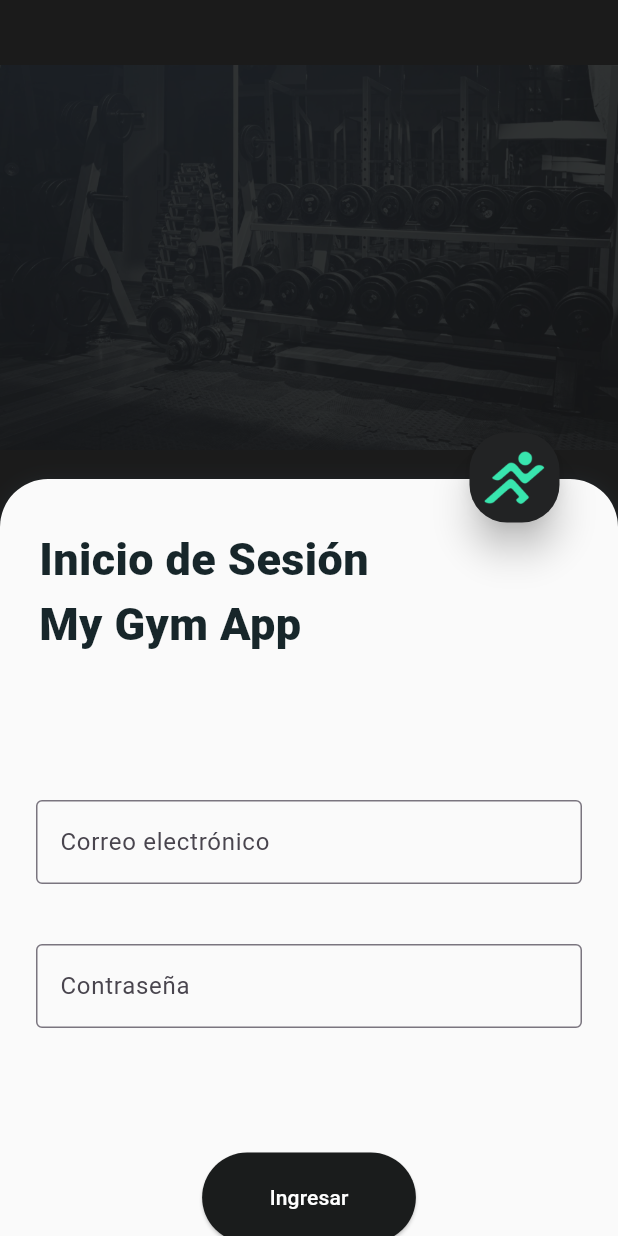
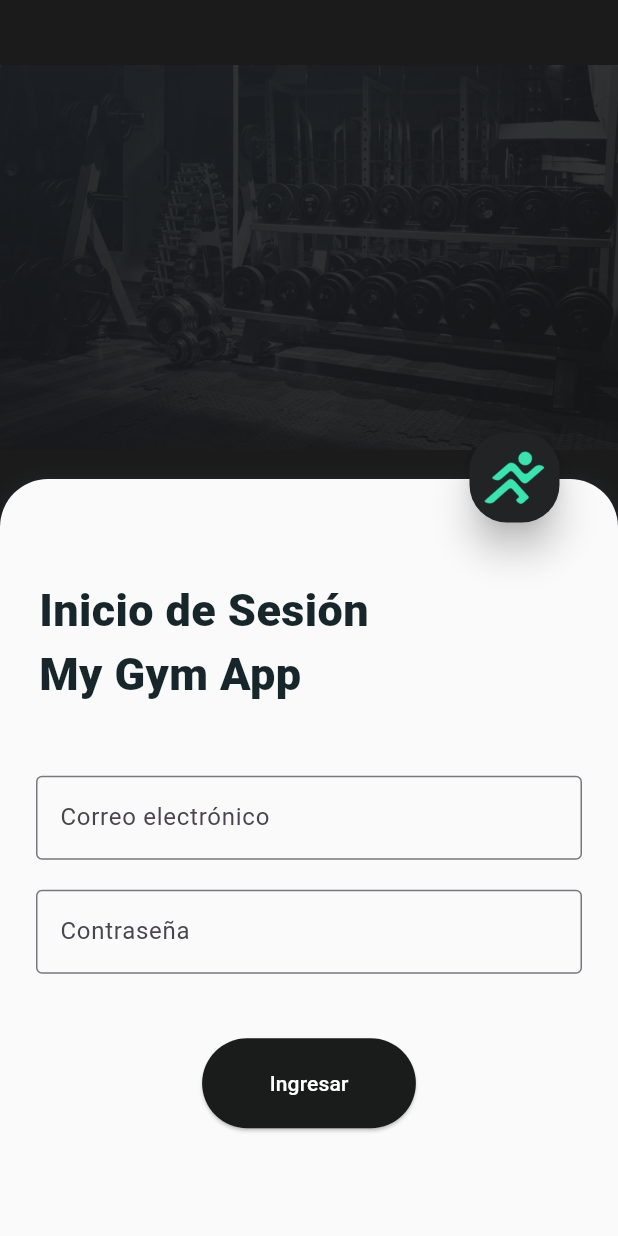
Before and after one commit to AndreyLeiton99/ProyectoGimnasioFrontend, a Flutter app: the LoginPage screen opened by its route, on a phone screen of 412 x 824 dp. Run offline on Flutter 3.47's test engine with Material 3 defaults, Android fonts, the phone set to English and light mode, and no system bars; our stand-ins replace flutter_dotenv, isar, qr_flutter; accounts and stored records are empty; generated files the repository leaves out were written again; network calls fail.

Commit message:
Adjusting to emulator

```diff
--- a/mygym_app/lib/pages/admin/admin_home.dart
+++ b/mygym_app/lib/pages/admin/admin_home.dart
@@ -9,14 +9,10 @@
 
 import '../../app_theme.dart';
 import '../../models/course_response/course_response.dart';
-import '../../models/user_response/course_model.dart';
 import '../../models/user_response/user_model.dart';
 import '../../providers/courses_provider.dart';
 import '../../providers/user_provider.dart';
-import '../../widgets/course_info_card.dart';
 import '../../widgets/title_view.dart';
-import '../client/courses_list_page.dart';
-import '../client/qr_client.dart';
 import 'students_list_page.dart';
 
 class AdminHome extends StatelessWidget {
--- a/mygym_app/lib/pages/admin/courses_complete_list_page.dart
+++ b/mygym_app/lib/pages/admin/courses_complete_list_page.dart
@@ -1,7 +1,6 @@
 import 'package:flutter/material.dart';
 import 'package:intl/intl.dart';
 import 'package:mygym_app/models/course_response/course_response.dart';
-import 'package:mygym_app/models/user_response/course_model.dart';
 import 'package:mygym_app/providers/courses_provider.dart';
 import 'package:provider/provider.dart';
 import '../../utils/getWeekday.dart';
--- a/mygym_app/lib/pages/admin/edit_course_page.dart
+++ b/mygym_app/lib/pages/admin/edit_course_page.dart
@@ -1,8 +1,6 @@
 import 'package:flutter/material.dart';
 import 'package:intl/intl.dart';
 import 'package:mygym_app/models/course_response/course_response.dart';
-import 'package:mygym_app/providers/courses_provider.dart';
-import 'package:provider/provider.dart';
 
 class EditCoursePage extends StatefulWidget {
   final CourseComplete course;
--- a/mygym_app/lib/pages/admin/students_list_page.dart
+++ b/mygym_app/lib/pages/admin/students_list_page.dart
@@ -1,6 +1,5 @@
 import 'package:flutter/material.dart';
 import '../../models/course_response/course_response.dart';
-import '../../models/user_response/course_model.dart';
 import '../../models/user_response/user_model.dart';
 
 class StudentsListPage extends StatefulWidget {
--- a/mygym_app/lib/pages/login_page.dart
+++ b/mygym_app/lib/pages/login_page.dart
@@ -149,7 +149,7 @@
                 crossAxisAlignment: CrossAxisAlignment.start,
                 children: <Widget>[
                   const Padding(
-                    padding: EdgeInsets.only(top: 32.0, left: 18, right: 16),
+                    padding: EdgeInsets.only(top: 20.0, left: 18, right: 16),
                     child: Text(
                       'Inicio de Sesión\nMy Gym App',
                       textAlign: TextAlign.left,
@@ -161,7 +161,7 @@
                       ),
                     ),
                   ),
-                  const SizedBox(height: 80),
+                  const SizedBox(height: 30),
                   Padding(
                     padding: const EdgeInsets.only(
                         left: 16, right: 16, bottom: 8, top: 16),
@@ -188,7 +188,7 @@
                               return null;
                             },
                           ),
-                          const SizedBox(height: 40),
+                          const SizedBox(height: 20),
 
                           // Campo de texto para contraseña
                           TextFormField(
@@ -217,7 +217,7 @@
                         crossAxisAlignment: CrossAxisAlignment.center,
                         children: <Widget>[
                           const SizedBox(
-                            height: 75,
+                            height: 35,
                           ),
                           ElevatedButton(
                             onPressed: _isLoading
@@ -257,7 +257,7 @@
                                     style: TextStyle(color: Colors.white)),
                           ),
                           const SizedBox(
-                            height: 30,
+                            height: 10,
                           ),
                         ],
                       ),
--- a/mygym_app/lib/widgets/students_info_card.dart
+++ b/mygym_app/lib/widgets/students_info_card.dart
@@ -1,5 +1,4 @@
 import 'package:flutter/material.dart';
-import 'package:mygym_app/models/user_response/course_model.dart';
 
 import 'progress_painter.dart';
 
```
Also changed, not shown: mygym_app/lib/pages/admin/create_course_page.dart (+6 -3 lines).
